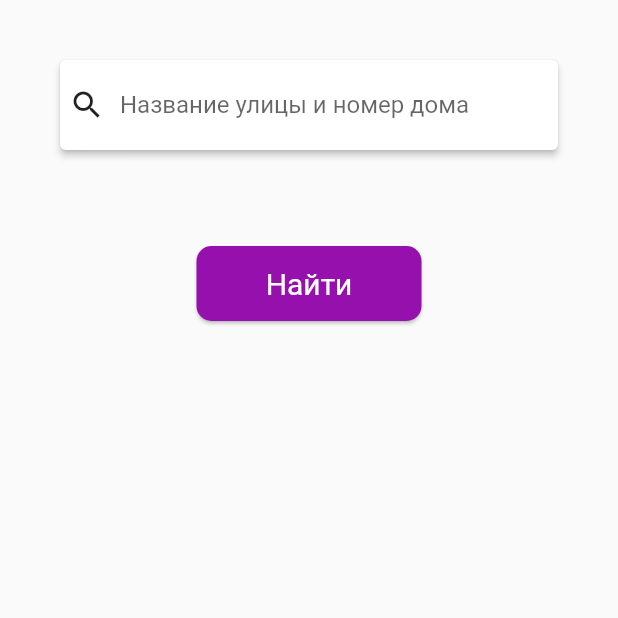
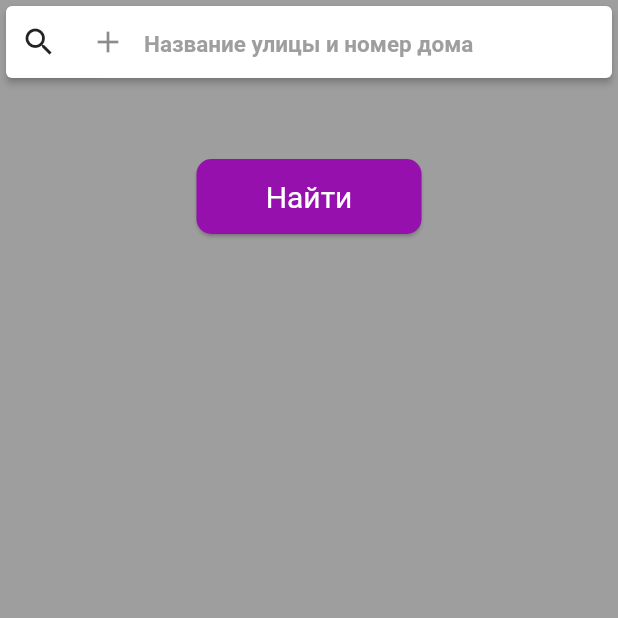
Before and after one commit to pen-dev/steria-ui, a Flutter app: the screen it shows after launch, after a tap on "Найти", on a phone screen of 412 x 824 dp, the top half of it. Run offline on Flutter 3.47's test engine with Material 2 defaults, Android fonts, the phone set to English and light mode, and no system bars.

Commit message:
более правильная структура

```diff
--- /dev/null
+++ b/lib/house.dart
@@ -0,0 +1,7 @@
+
+class House{
+  String title;
+  String architect;
+
+  House({this.title, this.architect});
+}
--- a/lib/main.dart
+++ b/lib/main.dart
@@ -1,53 +1,35 @@
 import 'package:flutter/material.dart';
-//
-//main() => runApp(Steria());
+import 'package:steriaf/house.dart';
+import 'package:steriaf/searchPage.dart';
+import 'package:steriaf/searchPage.dart';
 
 void main() {
   runApp(SteriaApp());
 }
 
 class SteriaApp extends StatelessWidget {
-
   @override
   Widget build(BuildContext context) {
     return MaterialApp(
         title: "Steria",
         theme: ThemeData(
-        primarySwatch: Colors.amber,
+          primarySwatch: Colors.grey,
           textTheme: TextTheme(title: TextStyle(color: Colors.red)),
           visualDensity: VisualDensity.adaptivePlatformDensity,
         ),
-        home: HomePage()
+        home: SearchGeneralPage()
     );
   }
-
 }
 
-//class HomePage extends StatelessWidget{
-//  @override
-//  Widget build(BuildContext context) {
-//   return Container(
-//     child: TextField(
-//         obscureText: false,
-//         decoration: InputDecoration(
-//           border: OutlineInputBorder(),
-//           labelText: "Введите улице и номер дома",
-//         )
-//     ),
-//   );
-//  }
-//
-//}
-
-class SearchPage extends StatefulWidget{
+class SearchPage extends StatefulWidget {
   @override
   State<StatefulWidget> createState() {
     return StartPageState();
   }
-
 }
 
-class StartPageState extends State<SearchPage>{
+class StartPageState extends State<SearchPage> {
   @override
   Widget build(BuildContext context) {
     return Form(
@@ -75,8 +57,7 @@ class StartPageState extends State<SearchPage>{
           ),
         ),
       ),
-      )
-      );
+    ));
 ////          TextFormField(
 ////            validator: (value) {
 ////              if (value.isEmpty) {
@@ -91,20 +72,21 @@ class StartPageState extends State<SearchPage>{
 //      ),
 //    );
   }
-
 }
 
-class HomePage extends StatelessWidget{
+class HomePage extends StatelessWidget {
   Size deviceSize;
 
   HomePage({Key key, this.onPressed}) : super(key: key);
 
   Widget searchBox() => Padding(
-    padding: const EdgeInsets.all(30.0),
+//        padding: const EdgeInsets.all(30.0),
+        padding: const EdgeInsets.symmetric(horizontal: 10.00, vertical: 20.0),
     child: Card(
           elevation: 2.0,
           child: Padding(
-        padding: const EdgeInsets.all(6.0),
+//            padding: const EdgeInsets.all(6.0),
+            padding: const EdgeInsets.symmetric(horizontal: 10.00),
             child: Row(
               mainAxisAlignment: MainAxisAlignment.spaceBetween,
               children: <Widget>[
@@ -114,10 +96,13 @@ class HomePage extends StatelessWidget{
                 ),
                 Expanded(
                   child: TextField(
+                    autofocus: true,
+                    onChanged: (String value) {
+                      print('Text: $value');
+                    },
                     decoration: InputDecoration(
                         border: InputBorder.none,
-                    hintText: "Название улицы и номер дома"
-                ),
+                        hintText: "Название улицы и номер дома"),
                   ),
                 ),
 //             Icon(Icons.menu),
@@ -129,29 +114,22 @@ class HomePage extends StatelessWidget{
 
   final GestureTapCallback onPressed;
 
-  Widget searchButton() =>Padding(
-      padding: const EdgeInsets.all(30.0),
+  Widget searchButton() => Padding(
+//      padding: const EdgeInsets.all(30.0),
+      padding: const EdgeInsets.symmetric(horizontal: 15.00),
       child: Material(
           elevation: 1.00,
           borderRadius: BorderRadius.all(Radius.circular(10.0)),
           color: Color.fromRGBO(149, 16, 172, 100),
 //      shape: const StadiumBorder(),
           child: InkWell(
-        onTap: (){
+              onTap: () {
                 print('debug');
               },
               splashColor: Color.fromRGBO(160, 16, 172, 100),
               child: Ink(
                   height: 50.0,
                   width: 150.0,
-//            decoration: ShapeDecoration(
-//                shape: const StadiumBorder(),
-////                color: Color.fromRGBO(149, 16, 172, 0),
-//                gradient: LinearGradient(
-//                  colors: <Color>[Color.fromRGBO(149, 16, 172, 100),
-//                    Color.fromRGBO(149, 16, 172, 100)],
-//                )
-//            ),
                   child: Center(
                       child: Text(
                     'Найти',
@@ -160,44 +138,21 @@ class HomePage extends StatelessWidget{
                         color: Colors.white,
                         fontWeight: FontWeight.normal,
                         fontSize: 20.0),
-                )
-            )
-        )
-        )
-      )
-    );
+                  ))))));
 
   Widget combo() => Padding(
       padding: const EdgeInsets.all(6.0),
-    child: Column(
-      children: <Widget>[
+      child: Column(children: <Widget>[
         searchBox(),
         searchButton(),
-      ]
-    )
-  );
+      ]));
 
   @override
   Widget build(BuildContext context) {
     deviceSize = MediaQuery.of(context).size;
     return Scaffold(
-        body: Stack(
-            fit: StackFit.passthrough,
-            children: <Widget>[
+        body: Stack(fit: StackFit.passthrough, children: <Widget>[
       combo(),
-            ]
-        )
-    );
+    ]));
   }
 }
-
-//
-//return Scaffold(
-//body: Stack(
-//fit: StackFit.passthrough,
-//children: <Widget>[
-//searchBox(),
-//searchButton(),
-//]
-//)
-//);
--- /dev/null
+++ b/lib/searchPage.dart
@@ -0,0 +1,134 @@
+import 'package:flutter/material.dart';
+
+class SearchGeneralPage extends StatefulWidget {
+  @override
+  _SearchGeneralPageState createState() => _SearchGeneralPageState();
+}
+
+class _SearchGeneralPageState extends State<SearchGeneralPage>
+    with SingleTickerProviderStateMixin {
+  AnimationController _controller;
+  TextEditingController _searchController = TextEditingController();
+
+  String _address;
+
+  @override
+  void initState() {
+    _controller = AnimationController(vsync: this);
+    super.initState();
+  }
+
+  @override
+  void dispose() {
+    _controller.dispose();
+    super.dispose();
+  }
+
+  @override
+  Widget build(BuildContext context) {
+    Widget _inputSearch(TextEditingController controller) {
+      return Container(
+        child: Card(
+          elevation: 2.0,
+          child: Padding(
+            padding: const EdgeInsets.symmetric(horizontal: 10.00),
+            child: Row(
+                mainAxisAlignment: MainAxisAlignment.spaceBetween,
+                children: <Widget>[
+                Icon(Icons.search),
+              SizedBox(
+              width: 10.0,
+              ),
+              Expanded(
+                child: TextField(
+                  style: TextStyle(fontSize: 20, color: Colors.black),
+                  onChanged: (String value) {
+                    print('Text: $value');
+                  },
+                  decoration: InputDecoration(
+                    border: InputBorder.none,
+                    hintStyle: TextStyle(fontSize: 15,
+                        color: Colors.grey,
+                        fontWeight: FontWeight.bold),
+                    hintText: "Название улицы и номер дома",
+                    focusColor: Colors.blue,
+                    focusedBorder: OutlineInputBorder(
+                      borderSide: BorderSide(color: Colors.blue, width: 3.00)
+                    ),
+                      prefixIcon: Padding(
+                        padding: EdgeInsets.only(left: 10.0, right: 10.0),
+                        child: Icon(Icons.add),
+                      )
+                  ),
+                ),
+              ),
+          ],
+        ),
+      ),)
+      ,
+      );
+    }
+
+    Widget _buttonDoSearch(void func()) {
+      return Material(
+          elevation: 1.00,
+          borderRadius: BorderRadius.all(Radius.circular(10.0)),
+          color: Color.fromRGBO(149, 16, 172, 100),
+//      shape: const StadiumBorder(),
+          child: InkWell(
+              onTap: () {
+                func();
+              },
+              splashColor: Color.fromRGBO(160, 16, 172, 100),
+              child: Ink(
+                  height: 50.0,
+                  width: 150.0,
+                  child: Center(
+                      child: Text(
+                        'Найти',
+                        textAlign: TextAlign.center,
+                        style: TextStyle(
+                            color: Colors.white,
+                            fontWeight: FontWeight.normal,
+                            fontSize: 20.0),
+                      )
+                  )
+              )
+          )
+      );
+    }
+    void _searchHouse(){
+      _address = _searchController.text;
+      _searchController.clear();
+      print('Text: $_address');
+    }
+
+    Widget _searchBlock(void func()) {
+      return Container(
+          child: Column(
+              children: <Widget>[
+                Padding(
+                  padding: EdgeInsets.only(bottom: 20.0),
+                  child: _inputSearch(_searchController),
+                ),
+                SizedBox(height: 30,),
+                Padding(
+                  padding: EdgeInsets.only(bottom: 20.0, left: 10.0, right: 10.0),
+                  child: _buttonDoSearch(_searchHouse),
+                ),
+              ]
+          )
+      );
+    }
+
+
+
+    return Scaffold(
+        backgroundColor: Theme
+            .of(context)
+            .primaryColor,
+        body: Column(children: <Widget>[
+          _searchBlock((){print('debug');}),
+        ]));
+  }
+}
```
Lines whose indentation alone changed are shown as unchanged.
